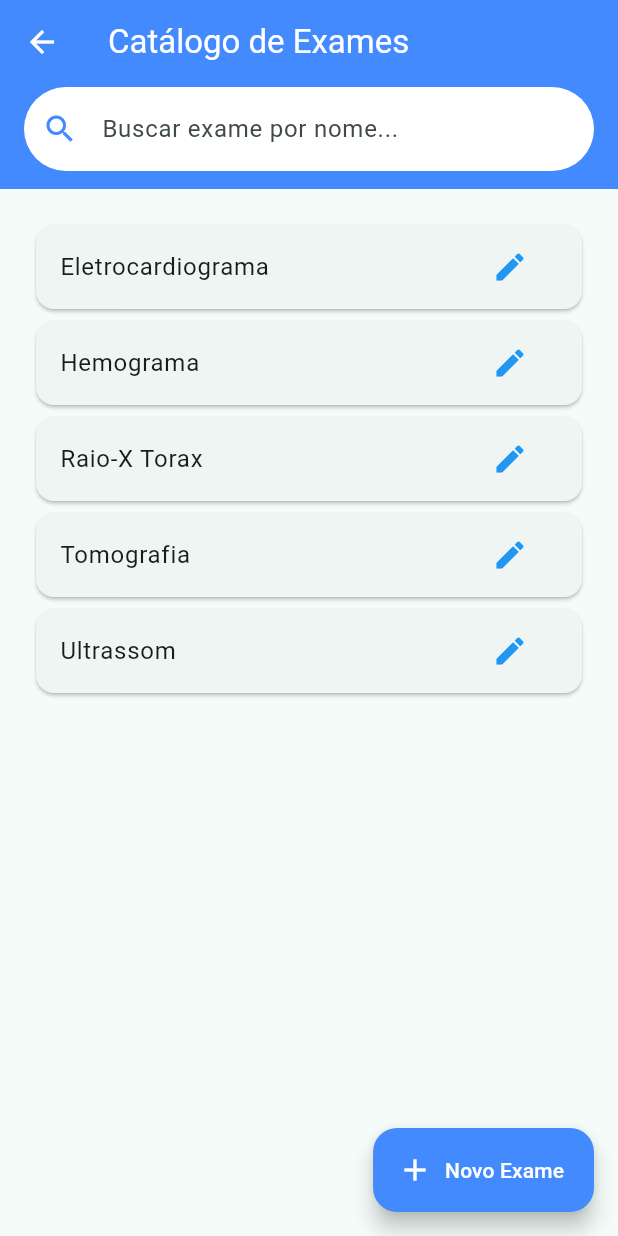
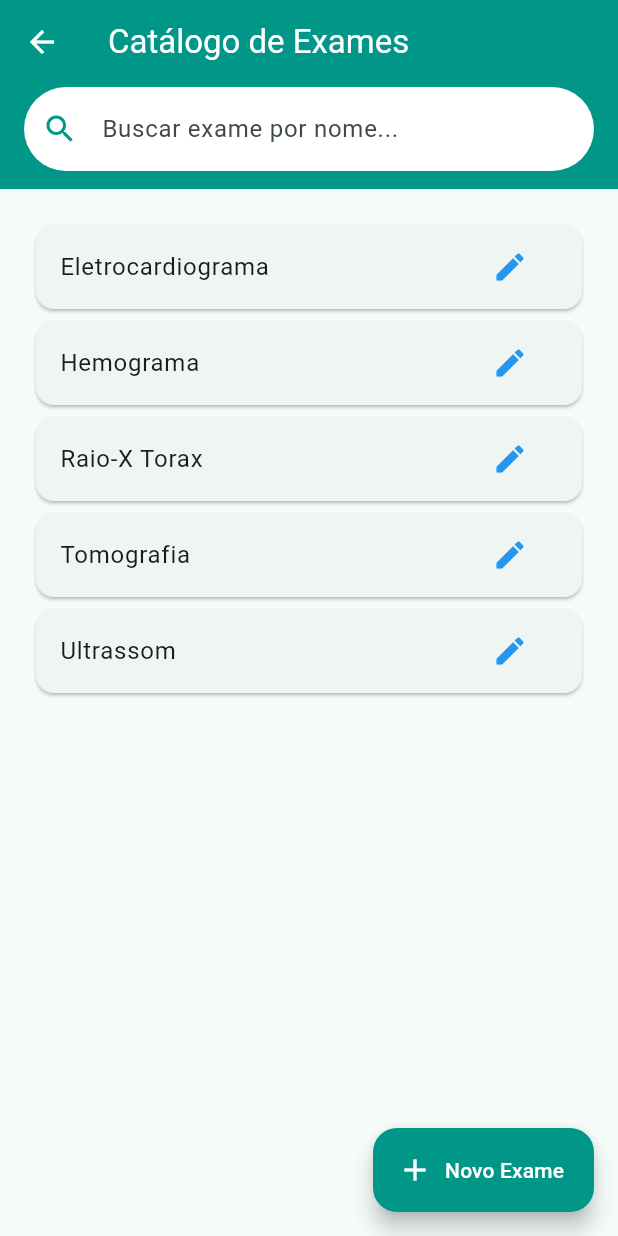
Before and after one commit to ElyDJr/gestao_hospitalar, a Flutter app: the ListarExame screen opened directly with empty values, on a phone screen of 412 x 824 dp. Run offline on Flutter 3.47's test engine with Material 3 defaults, Android fonts, the light colour scheme and no system bars; our stand-ins replace pdf, printing, sqflite, sqflite_common_ffi, sqflite_common_ffi_web; accounts and stored records are empty.

```diff
--- a/Gestaohospitalar/lib/pages/exames/listar_exame.dart
+++ b/Gestaohospitalar/lib/pages/exames/listar_exame.dart
@@ -49,7 +49,7 @@ class _ListarExameState extends State<ListarExame> {
       builder: (context, _) {
         if (widget.service.isLoading) {
           return const Scaffold(
-            body: Center(child: CircularProgressIndicator(color: Colors.blueAccent)),
+            body: Center(child: CircularProgressIndicator(color: Colors.teal,)),
           );
         }
 
@@ -62,7 +62,7 @@ class _ListarExameState extends State<ListarExame> {
         return Scaffold(
           appBar: AppBar(
             title: const Text("Catálogo de Exames"),
-            backgroundColor: Colors.blueAccent,
+            backgroundColor: Colors.teal,
             foregroundColor: Colors.white,
             bottom: PreferredSize(
               preferredSize: const Size.fromHeight(70),
@@ -75,7 +75,7 @@ class _ListarExameState extends State<ListarExame> {
                     hintText: "Buscar exame por nome...",
                     fillColor: Colors.white,
                     filled: true,
-                    prefixIcon: const Icon(Icons.search, color: Colors.blueAccent),
+                    prefixIcon: const Icon(Icons.search, color: Colors.teal,),
                     border: OutlineInputBorder(
                       borderRadius: BorderRadius.circular(30),
                       borderSide: BorderSide.none,
@@ -87,7 +87,7 @@ class _ListarExameState extends State<ListarExame> {
           ),
           floatingActionButton: FloatingActionButton.extended(
             onPressed: () => _abrirFormularioCadastro(),
-            backgroundColor: Colors.blueAccent,
+            backgroundColor:Colors.teal,
             icon: const Icon(Icons.add, color: Colors.white),
             label: const Text("Novo Exame", style: TextStyle(color: Colors.white)),
           ),
--- a/Gestaohospitalar/pubspec.yaml
+++ b/Gestaohospitalar/pubspec.yaml
@@ -30,5 +30,6 @@ flutter:
   # A seção 'assets' foi removida.
   # Se no futuro você for adicionar imagens (ex: logo do hospital),
   # você deve recriar a seção assim:
-assets:
-  - assets/imagens/monge.jpeg
+  assets:
+
+    - assets/imagens/monge.jpeg
```
Also changed, not shown: Gestaohospitalar/lib/domain/services/exame_service.dart (+10 -8 lines), Gestaohospitalar/lib/pages/atendimento/evolucao_prontuario_form.dart (+45 -22 lines), Gestaohospitalar/pubspec.lock, 27 other files.
